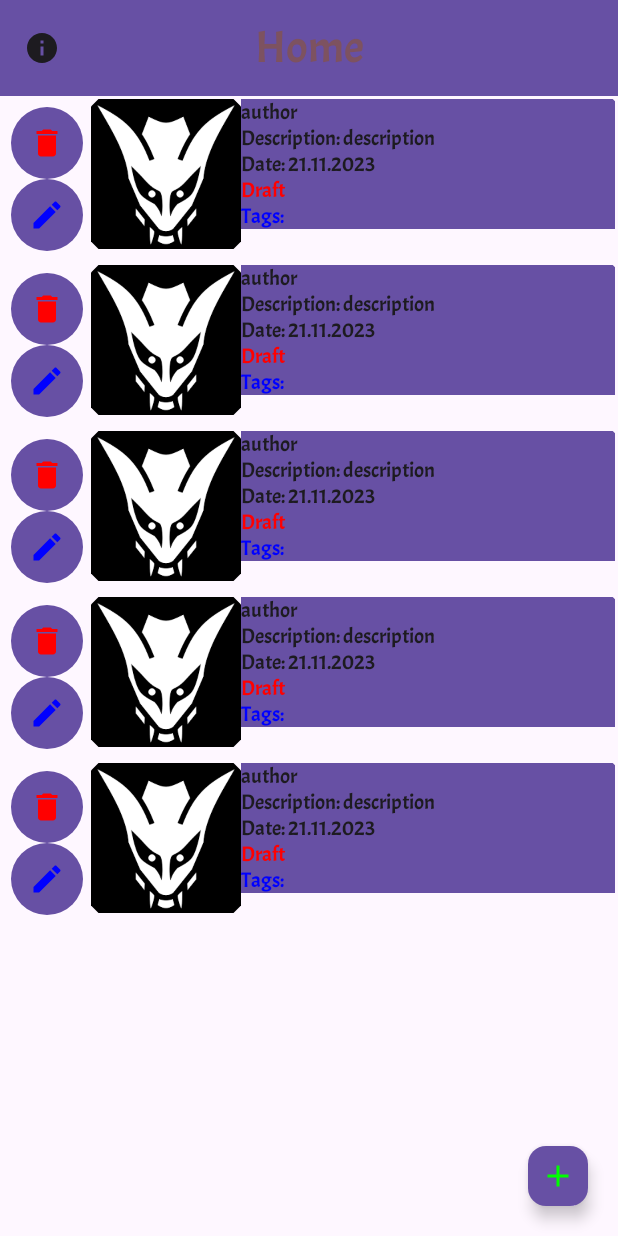
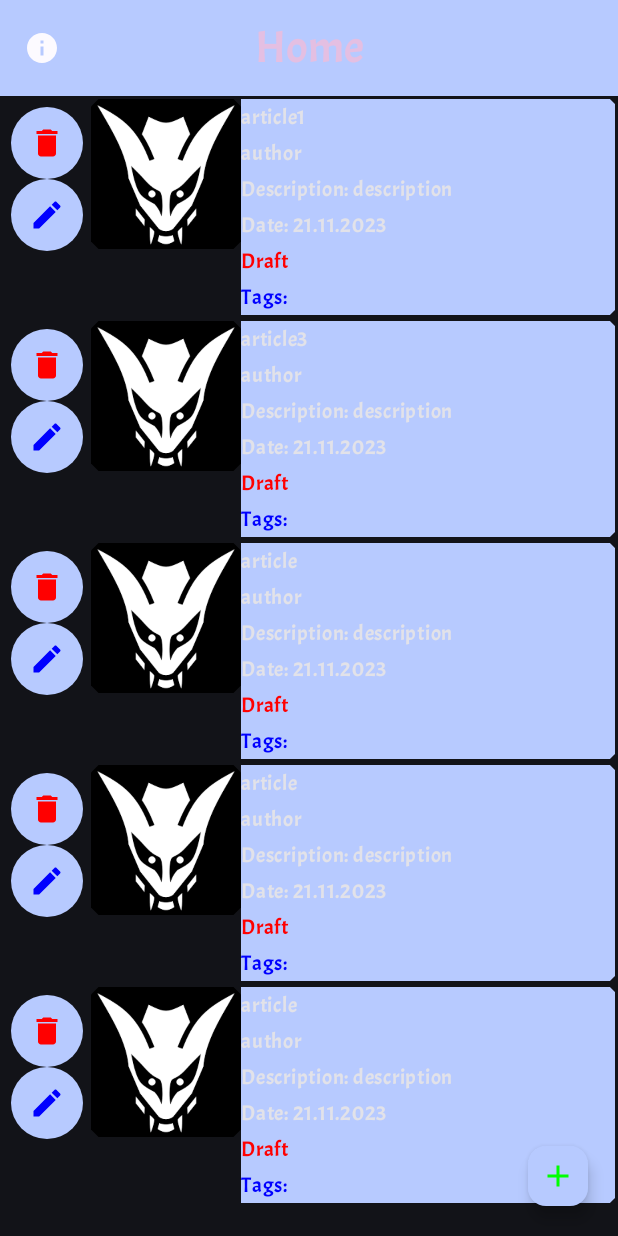
Before and after one commit to ShovelD/AndroidApp, an Android app built with Jetpack Compose: the screen it shows after launch (MainActivity), on a phone screen of 412 x 824 dp. Run offline under Robolectric (Android 15) with nearby library versions, the phone set to English and light mode, and no system bars.

Commit message:
fixed UI

```diff
--- a/app/src/main/java/com/example/newsApp/HomeViewModel.kt
+++ b/app/src/main/java/com/example/newsApp/HomeViewModel.kt
@@ -30,7 +30,6 @@ class HomeViewModel : ViewModel() {
             }.stateIn(viewModelScope,SharingStarted.Lazily,HomeState.Loading)
 
     suspend fun onClickRemoveArticle(newsArticle: NewsArticle) = NewsRepositoryImpl.delete(newsArticle.id)
-    suspend fun onClickAddArticle(newsArticle: NewsArticle) = NewsRepositoryImpl.upsert(newsArticle)
 
      companion object {
          val DefaultNewsArticles = listOf(
--- a/app/src/main/java/com/example/newsApp/MainActivity.kt
+++ b/app/src/main/java/com/example/newsApp/MainActivity.kt
@@ -16,6 +16,7 @@ import com.example.newsApp.screens.AboutAppComposable
 import com.example.newsApp.screens.EditComposable
 import com.example.newsApp.screens.EditScreen
 import com.example.newsApp.screens.HomeScreen
+import com.example.newsApp.ui.theme.AppTheme
 import com.google.gson.GsonBuilder
 import java.util.UUID
 
@@ -37,6 +38,7 @@ class MainActivity : ComponentActivity() {
     override fun onCreate(savedInstanceState: Bundle?) {
         super.onCreate(savedInstanceState)
         setContent {
+            AppTheme(true) {
                 val navController = rememberNavController()
                 NavHost(
                     navController = navController,
@@ -97,9 +99,10 @@ class MainActivity : ComponentActivity() {
                         val idString = navBackStackEntry.arguments?.getString("id")
                         val converter = GsonBuilder().create()
                         val id = converter.fromJson(idString, UUID::class.java)
-                    EditComposable(navController,id = id)
+                        EditComposable(navController, id = id)
                     }
                 }
             }
         }
     }
+}
--- a/app/src/main/java/com/example/newsApp/screens/HomeScreen.kt
+++ b/app/src/main/java/com/example/newsApp/screens/HomeScreen.kt
@@ -35,6 +35,7 @@ import androidx.compose.ui.draw.clip
 import androidx.compose.ui.graphics.Color
 import androidx.compose.ui.res.painterResource
 import androidx.compose.ui.res.stringResource
+import androidx.compose.ui.text.style.TextAlign
 import androidx.compose.ui.tooling.preview.Preview
 import androidx.compose.ui.unit.dp
 import androidx.compose.ui.unit.sp
@@ -85,7 +86,7 @@ private fun HomeScreenContent(onDeleteClick:(NewsArticle)->Unit, navController:
     ) {
         values->
         when(state){
-            is HomeState.Empty -> HomeScreenLoading()
+            is HomeState.Empty -> HomeScreenEmpty(modifier = Modifier.padding(values).fillMaxWidth())
             is HomeState.DisplayingNewsArticles ->{
                 Column(modifier = Modifier
                     .padding(values)
@@ -99,21 +100,31 @@ private fun HomeScreenContent(onDeleteClick:(NewsArticle)->Unit, navController:
                     }
                 }
             }
-            is HomeState.Error -> HomeScreenLoading()
-            HomeState.Loading -> HomeScreenLoading()
+            is HomeState.Error -> HomeScreenLoading(modifier = Modifier.padding(values))
+            HomeState.Loading -> HomeScreenLoading(modifier = Modifier.padding(values))
         }
     }
 }
 @Composable
-@Preview
-fun HomeScreenLoading(){
+fun HomeScreenLoading(modifier: Modifier){
     Dialog(onDismissRequest = { /*TODO*/ }) {
         CircularProgressIndicator(
-            modifier = Modifier.fillMaxSize(),
+            modifier = modifier,
             color = MaterialTheme.colorScheme.primary,
-            trackColor = MaterialTheme.colorScheme.secondary
+            trackColor = MaterialTheme.colorScheme.tertiary
         )
     }
+}
+
+@Composable
+fun HomeScreenEmpty(modifier: Modifier) {
+    Text(
+        text = stringResource(R.string.list_is_empty),
+        color = MaterialTheme.colorScheme.tertiary,
+        fontFamily = MainActivity.AcmeFont,
+        textAlign = TextAlign.Center,
+        modifier = modifier
+    )
 }
 
 @Composable
@@ -173,6 +184,11 @@ fun NewsArticleItem(article: NewsArticle,navController: NavController, onDeleteC
                 .fillMaxWidth()
         ) {
             Text(
+                text = article.articleTitle,
+                fontFamily = MainActivity.AcmeFont,
+                fontSize = 14.sp
+            )
+            Text(
                 text = article.articleAuthor,
                 fontFamily = MainActivity.AcmeFont,
                 fontSize = 14.sp
--- a/app/src/main/res/values/strings.xml
+++ b/app/src/main/res/values/strings.xml
@@ -2,4 +2,6 @@
     <string name ="app_name">App title: NewsApp</string>
     <string name="developer_name">Developer: Shavel Danila</string>
     <string name="developer_email">email: gamedev124403@gmail.com</string>
+    <string name="list_is_empty">List is empty</string>
+    <string name="save_changes">Save Changes</string>
 </resources>
```
Also changed, not shown: app/src/main/java/com/example/newsApp/screens/EditScreen.kt (+47 -14 lines). Lines whose indentation alone changed are shown as unchanged.
